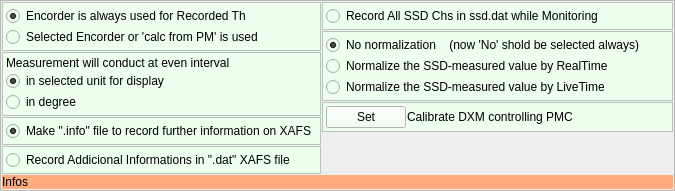
The window that Conditions.ui (mtab3/xafsm2) describes before a commit, drawn with Qt 5.
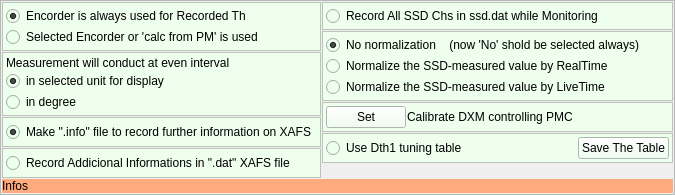
The same window after the commit.

Commit message: Tuning Table of DTh1 is treated

Patch:
```diff
--- a/Conditions.ui
+++ b/Conditions.ui
@@ -7,7 +7,7 @@
     <x>0</x>
     <y>0</y>
     <width>675</width>
-    <height>181</height>
+    <height>195</height>
    </rect>
   </property>
   <property name="windowTitle">
@@ -151,6 +151,51 @@
        </layout>
       </widget>
      </item>
+     <item>
+      <widget class="QFrame" name="frame_8">
+       <property name="styleSheet">
+        <string notr="true">background-color: #eeffee</string>
+       </property>
+       <property name="frameShape">
+        <enum>QFrame::StyledPanel</enum>
+       </property>
+       <property name="frameShadow">
+        <enum>QFrame::Plain</enum>
+       </property>
+       <layout class="QGridLayout" name="gridLayout_8">
+        <property name="margin">
+         <number>3</number>
+        </property>
+        <property name="spacing">
+         <number>1</number>
+        </property>
+        <item row="0" column="0">
+         <widget class="QRadioButton" name="UseDTh1TTable">
+          <property name="toolTip">
+           <string>Some additional information is recorded 
+with usual 9809 format datas.</string>
+          </property>
+          <property name="text">
+           <string>Use Dth1 tuning table</string>
+          </property>
+         </widget>
+        </item>
+        <item row="0" column="1">
+         <widget class="QPushButton" name="SaveDTh1TTable">
+          <property name="sizePolicy">
+           <sizepolicy hsizetype="Maximum" vsizetype="Fixed">
+            <horstretch>0</horstretch>
+            <verstretch>0</verstretch>
+           </sizepolicy>
+          </property>
+          <property name="text">
+           <string>Save The Table</string>
+          </property>
+         </widget>
+        </item>
+       </layout>
+      </widget>
+     </item>
      <item>
       <spacer name="verticalSpacer">
        <property name="orientation">
```
The commit also changes 14 other files.
